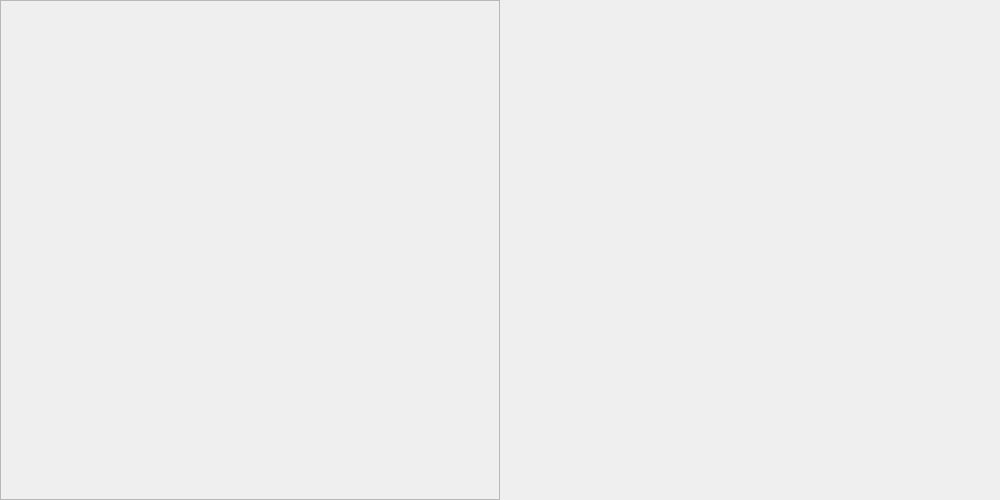
Before: the Qt Designer form transformation2d.ui in RafikFafik/miniGimp, drawn with Qt 5.
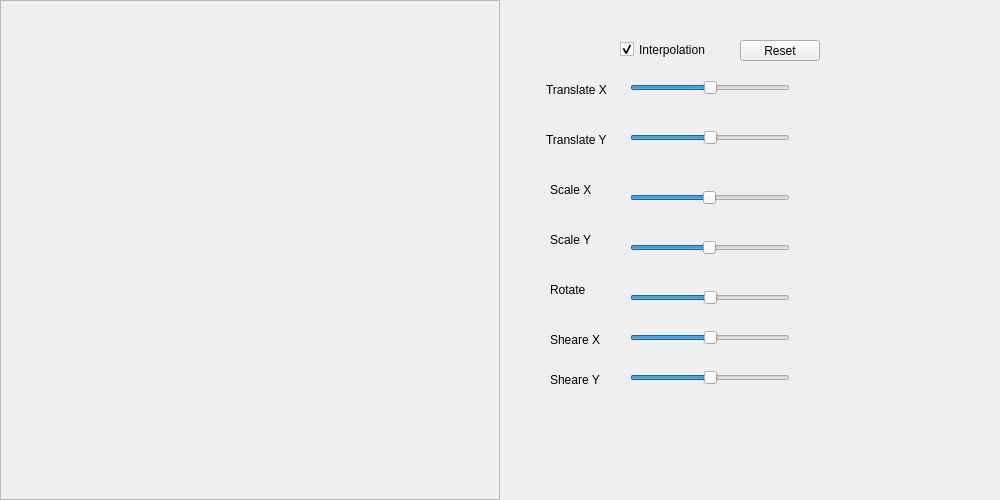
After: the same form once the commit is applied.

The edit to the form file:
```diff
--- a/transformation2d.ui
+++ b/transformation2d.ui
@@ -29,6 +29,280 @@
     <enum>QFrame::Raised</enum>
    </property>
   </widget>
+  <widget class="QSlider" name="translateX">
+   <property name="geometry">
+    <rect>
+     <x>630</x>
+     <y>80</y>
+     <width>160</width>
+     <height>16</height>
+    </rect>
+   </property>
+   <property name="minimum">
+    <number>-250</number>
+   </property>
+   <property name="maximum">
+    <number>250</number>
+   </property>
+   <property name="value">
+    <number>0</number>
+   </property>
+   <property name="orientation">
+    <enum>Qt::Horizontal</enum>
+   </property>
+  </widget>
+  <widget class="QSlider" name="translateY">
+   <property name="geometry">
+    <rect>
+     <x>630</x>
+     <y>130</y>
+     <width>160</width>
+     <height>16</height>
+    </rect>
+   </property>
+   <property name="minimum">
+    <number>-250</number>
+   </property>
+   <property name="maximum">
+    <number>250</number>
+   </property>
+   <property name="value">
+    <number>0</number>
+   </property>
+   <property name="orientation">
+    <enum>Qt::Horizontal</enum>
+   </property>
+  </widget>
+  <widget class="QLabel" name="label_translateX">
+   <property name="geometry">
+    <rect>
+     <x>546</x>
+     <y>80</y>
+     <width>71</width>
+     <height>20</height>
+    </rect>
+   </property>
+   <property name="text">
+    <string>Translate X</string>
+   </property>
+  </widget>
+  <widget class="QLabel" name="label_translateY">
+   <property name="geometry">
+    <rect>
+     <x>546</x>
+     <y>130</y>
+     <width>71</width>
+     <height>20</height>
+    </rect>
+   </property>
+   <property name="text">
+    <string>Translate Y</string>
+   </property>
+  </widget>
+  <widget class="QSlider" name="scaleX">
+   <property name="geometry">
+    <rect>
+     <x>630</x>
+     <y>190</y>
+     <width>160</width>
+     <height>16</height>
+    </rect>
+   </property>
+   <property name="minimum">
+    <number>1</number>
+   </property>
+   <property name="maximum">
+    <number>200</number>
+   </property>
+   <property name="value">
+    <number>100</number>
+   </property>
+   <property name="orientation">
+    <enum>Qt::Horizontal</enum>
+   </property>
+  </widget>
+  <widget class="QSlider" name="scaleY">
+   <property name="geometry">
+    <rect>
+     <x>630</x>
+     <y>240</y>
+     <width>160</width>
+     <height>16</height>
+    </rect>
+   </property>
+   <property name="minimum">
+    <number>1</number>
+   </property>
+   <property name="maximum">
+    <number>200</number>
+   </property>
+   <property name="value">
+    <number>100</number>
+   </property>
+   <property name="orientation">
+    <enum>Qt::Horizontal</enum>
+   </property>
+  </widget>
+  <widget class="QLabel" name="label_translateX_2">
+   <property name="geometry">
+    <rect>
+     <x>550</x>
+     <y>180</y>
+     <width>71</width>
+     <height>20</height>
+    </rect>
+   </property>
+   <property name="text">
+    <string>Scale X</string>
+   </property>
+  </widget>
+  <widget class="QLabel" name="label_translateX_3">
+   <property name="geometry">
+    <rect>
+     <x>550</x>
+     <y>230</y>
+     <width>71</width>
+     <height>20</height>
+    </rect>
+   </property>
+   <property name="text">
+    <string>Scale Y</string>
+   </property>
+  </widget>
+  <widget class="QPushButton" name="reset">
+   <property name="geometry">
+    <rect>
+     <x>740</x>
+     <y>40</y>
+     <width>80</width>
+     <height>21</height>
+    </rect>
+   </property>
+   <property name="text">
+    <string>Reset</string>
+   </property>
+  </widget>
+  <widget class="QSlider" name="rotate">
+   <property name="geometry">
+    <rect>
+     <x>630</x>
+     <y>290</y>
+     <width>160</width>
+     <height>16</height>
+    </rect>
+   </property>
+   <property name="minimum">
+    <number>0</number>
+   </property>
+   <property name="maximum">
+    <number>360</number>
+   </property>
+   <property name="value">
+    <number>180</number>
+   </property>
+   <property name="orientation">
+    <enum>Qt::Horizontal</enum>
+   </property>
+  </widget>
+  <widget class="QLabel" name="label_rotate">
+   <property name="geometry">
+    <rect>
+     <x>550</x>
+     <y>280</y>
+     <width>71</width>
+     <height>20</height>
+    </rect>
+   </property>
+   <property name="text">
+    <string>Rotate</string>
+   </property>
+  </widget>
+  <widget class="QSlider" name="sheareX">
+   <property name="geometry">
+    <rect>
+     <x>630</x>
+     <y>330</y>
+     <width>160</width>
+     <height>16</height>
+    </rect>
+   </property>
+   <property name="minimum">
+    <number>-100</number>
+   </property>
+   <property name="maximum">
+    <number>100</number>
+   </property>
+   <property name="value">
+    <number>0</number>
+   </property>
+   <property name="orientation">
+    <enum>Qt::Horizontal</enum>
+   </property>
+  </widget>
+  <widget class="QSlider" name="sheareY">
+   <property name="geometry">
+    <rect>
+     <x>630</x>
+     <y>370</y>
+     <width>160</width>
+     <height>16</height>
+    </rect>
+   </property>
+   <property name="minimum">
+    <number>-100</number>
+   </property>
+   <property name="maximum">
+    <number>100</number>
+   </property>
+   <property name="value">
+    <number>0</number>
+   </property>
+   <property name="orientation">
+    <enum>Qt::Horizontal</enum>
+   </property>
+  </widget>
+  <widget class="QLabel" name="label_sheareX">
+   <property name="geometry">
+    <rect>
+     <x>550</x>
+     <y>330</y>
+     <width>71</width>
+     <height>20</height>
+    </rect>
+   </property>
+   <property name="text">
+    <string>Sheare X</string>
+   </property>
+  </widget>
+  <widget class="QLabel" name="label_sheareY">
+   <property name="geometry">
+    <rect>
+     <x>550</x>
+     <y>370</y>
+     <width>71</width>
+     <height>20</height>
+    </rect>
+   </property>
+   <property name="text">
+    <string>Sheare Y</string>
+   </property>
+  </widget>
+  <widget class="QCheckBox" name="interpolation">
+   <property name="geometry">
+    <rect>
+     <x>620</x>
+     <y>40</y>
+     <width>91</width>
+     <height>19</height>
+    </rect>
+   </property>
+   <property name="text">
+    <string>Interpolation</string>
+   </property>
+   <property name="checked">
+    <bool>true</bool>
+   </property>
+  </widget>
  </widget>
  <resources/>
  <connections/>
```
